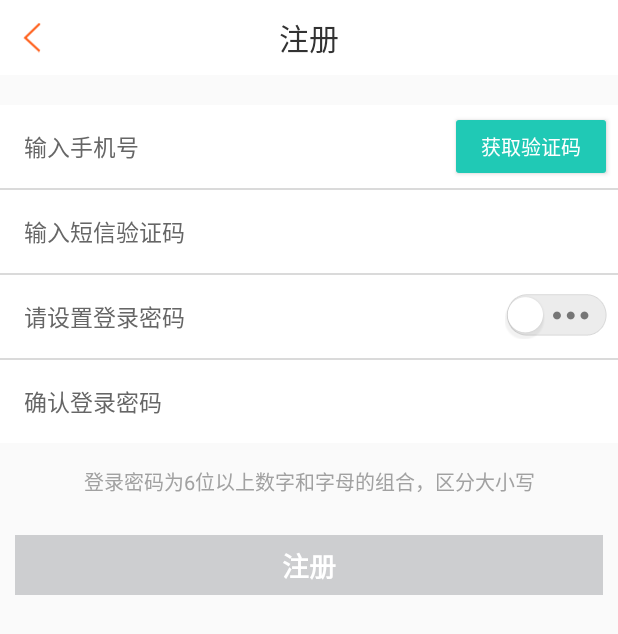
After one commit to xuwab/GroupBuying, an Android app: the RegisterActivity screen opened directly, with no data from a screen before it, on a phone screen of 412 x 824 dp. The commit adds this screen. Shown: the top 634 px of the screen. Run offline under Robolectric (Android 15) with nearby library versions, the phone set to English and light mode, and no system bars; our stand-ins replace ButterKnife.

Commit message:
init the view of register

```diff
--- a/app/src/main/AndroidManifest.xml
+++ b/app/src/main/AndroidManifest.xml
@@ -54,6 +54,7 @@
         <activity android:name=".activity.Detail.DetailActivity2"/>
         <activity android:name=".activity.login.LoginActivity"/>
         <activity android:name=".BmodTest.BmodTest"/>
+        <activity android:name=".activity.register.RegisterActivity"/>
         <service
             android:name="com.baidu.location.f"
             android:enabled="true"
--- a/app/src/main/java/com/naf/groupbuying/activity/login/LoginActivity.java
+++ b/app/src/main/java/com/naf/groupbuying/activity/login/LoginActivity.java
@@ -1,5 +1,6 @@
 package com.naf.groupbuying.activity.login;
 
+import android.content.Intent;
 import android.os.Bundle;
 import android.support.annotation.Nullable;
 import android.support.v7.app.AppCompatActivity;
@@ -21,6 +22,7 @@ import android.widget.Toast;
 
 import com.google.gson.Gson;
 import com.naf.groupbuying.R;
+import com.naf.groupbuying.activity.register.RegisterActivity;
 import com.naf.groupbuying.entity.LoginInfo;
 import com.naf.groupbuying.listner.login.MyEditTextListener;
 import com.naf.groupbuying.nohttp.HttpListner;
@@ -220,7 +222,7 @@ public class LoginActivity extends AppCompatActivity implements HttpListner<Stri
     }
 
     @OnClick({R.id.tv_quick_login, R.id.tv_count_login, R.id.iv_delete_uname, R.id.iv_delete_mobile
-            , R.id.login_btn, R.id.quick_login_btn,R.id.iv_back})
+            , R.id.login_btn, R.id.quick_login_btn,R.id.iv_back,R.id.tv_register})
     public void onClick(View view) {
         switch (view.getId()) {
             case R.id.tv_quick_login:
@@ -276,6 +278,9 @@ public class LoginActivity extends AppCompatActivity implements HttpListner<Stri
             case R.id.iv_back:
                 onBackPressed();
                 break;
+            case R.id.tv_register:
+                startActivity(new Intent(this, RegisterActivity.class));
+                break;
         }
     }
 
--- /dev/null
+++ b/app/src/main/java/com/naf/groupbuying/activity/register/RegisterActivity.java
@@ -0,0 +1,33 @@
+package com.naf.groupbuying.activity.register;
+
+import android.os.Bundle;
+import android.support.annotation.Nullable;
+import android.support.v7.app.AppCompatActivity;
+import android.view.View;
+
+import com.naf.groupbuying.R;
+
+import butterknife.ButterKnife;
+import butterknife.OnClick;
+
+/**
+ * Created by naf on 2016/12/1.
+ */
+
+public class RegisterActivity extends AppCompatActivity {
+    @Override
+    protected void onCreate(@Nullable Bundle savedInstanceState) {
+        super.onCreate(savedInstanceState);
+        setContentView(R.layout.activity_register_view);
+        ButterKnife.bind(this);
+    }
+
+    @OnClick({R.id.iv_back})
+    public void onClick(View view) {
+        switch (view.getId()) {
+            case R.id.iv_back:
+                onBackPressed();
+                break;
+        }
+    }
+}
--- /dev/null
+++ b/app/src/main/res/drawable/login_btn_selector.xml
@@ -0,0 +1,8 @@
+<?xml version="1.0" encoding="utf-8"?>
+<selector
+  xmlns:android="http://schemas.android.com/apk/res/android">
+    <item android:state_pressed="true" android:drawable="@drawable/login_btn_click" />
+    <item android:state_focused="true" android:drawable="@drawable/login_btn_click" />
+    <item android:state_enabled="false" android:drawable="@color/login_unable_bg" />
+    <item android:drawable="@drawable/login_btn_normal" />
+</selector>
--- /dev/null
+++ b/app/src/main/res/layout/activity_register_view.xml
@@ -0,0 +1,245 @@
+<?xml version="1.0" encoding="utf-8"?>
+<LinearLayout
+    xmlns:android="http://schemas.android.com/apk/res/android"
+    android:layout_width="fill_parent"
+    android:layout_height="fill_parent"
+    android:orientation="vertical"
+    android:scrollbars="none">
+
+    <RelativeLayout
+        android:id="@+id/title_bar"
+        style="@style/title_bar_style"
+        android:background="@color/title_bar_color">
+
+        <ImageView
+            android:id="@+id/iv_back"
+            style="@style/left_back_img_style" />
+
+        <TextView
+            android:id="@+id/addrss_name_tv"
+            android:layout_width="wrap_content"
+            android:layout_height="wrap_content"
+            android:layout_centerInParent="true"
+            android:ellipsize="end"
+            android:maxLines="2"
+            android:maxWidth="200.0dip"
+            android:text="注册"
+            android:textColor="@color/title_text_color"
+            android:textSize="20.0sp" />
+    </RelativeLayout>
+
+    <ScrollView
+        android:layout_width="fill_parent"
+        android:layout_height="fill_parent"
+        android:scrollbars="none">
+
+        <LinearLayout
+            android:layout_width="fill_parent"
+            android:layout_height="wrap_content"
+            android:orientation="vertical">
+
+            <LinearLayout
+                android:id="@+id/ll_quick_login"
+                android:layout_width="fill_parent"
+                android:layout_height="wrap_content"
+                android:layout_marginTop="20.0dip"
+                android:background="@color/app_white"
+                android:orientation="vertical"
+                android:visibility="visible">
+
+                <RelativeLayout
+                    android:layout_width="fill_parent"
+                    android:layout_height="wrap_content"
+                    android:background="@color/white"
+                    android:orientation="horizontal"
+                    android:visibility="visible">
+
+                    <Button
+                        android:id="@+id/bt_get_sms_code"
+                        android:layout_width="100.0dip"
+                        android:layout_height="35.0dip"
+                        android:layout_alignParentRight="true"
+                        android:layout_centerVertical="true"
+                        android:layout_marginRight="8.0dip"
+                        android:background="@drawable/round_btn_green_tk_selector"
+                        android:gravity="center"
+                        android:padding="5.0dip"
+                        android:text="获取验证码"
+                        android:textColor="@color/white"
+                        android:textSize="@dimen/size_13" />
+
+                    <EditText
+                        android:id="@+id/et_phone"
+                        android:layout_width="fill_parent"
+                        android:layout_height="wrap_content"
+                        android:layout_alignParentBottom="true"
+                        android:layout_marginRight="5.0dip"
+                        android:layout_toLeftOf="@+id/bt_get_sms_code"
+                        android:background="@null"
+                        android:hint="输入手机号"
+                        android:inputType="phone"
+                        android:padding="16.0dip"
+                        android:scrollHorizontally="true"
+                        android:maxLength="11"
+                        android:singleLine="true"
+                        android:textColorHint="@color/gray"
+                        android:textSize="@dimen/size_15" />
+
+                    <ImageView
+                        android:id="@+id/iv_delete_mobile"
+                        android:layout_width="35.0dip"
+                        android:layout_height="35.0dip"
+                        android:layout_centerVertical="true"
+                        android:layout_toLeftOf="@+id/bt_get_sms_code"
+                        android:scaleType="center"
+                        android:src="@mipmap/delete_username"
+                        android:visibility="gone" />
+                </RelativeLayout>
+
+                <View
+                    android:layout_width="fill_parent"
+                    android:layout_height="1.0dip"
+                    android:background="#ffdadada" />
+
+                <RelativeLayout
+                    android:layout_width="fill_parent"
+                    android:layout_height="wrap_content"
+                    android:background="@color/white">
+
+                    <EditText
+                        android:id="@+id/et_check_code"
+                        android:layout_width="fill_parent"
+                        android:layout_height="wrap_content"
+                        android:layout_centerVertical="true"
+                        android:background="@null"
+                        android:hint="输入短信验证码"
+                        android:padding="16.0dip"
+                        android:scrollHorizontally="true"
+                        android:singleLine="true"
+                        android:textColorHint="@color/gray"
+                        android:textSize="@dimen/size_15" />
+
+                    <ImageView
+                        android:id="@+id/iv_delete_code"
+                        android:layout_width="40.0dip"
+                        android:layout_height="35.0dip"
+                        android:layout_alignParentRight="true"
+                        android:layout_centerVertical="true"
+                        android:scaleType="center"
+                        android:src="@mipmap/delete_username"
+                        android:visibility="gone" />
+                </RelativeLayout>
+
+                <View
+                    android:layout_width="fill_parent"
+                    android:layout_height="1.0dip"
+                    android:background="#ffdadada" />
+
+                <RelativeLayout
+                    android:layout_width="fill_parent"
+                    android:layout_height="wrap_content"
+                    android:background="@color/white">
+
+                    <EditText
+                        android:id="@+id/et_pwd"
+                        android:layout_width="fill_parent"
+                        android:layout_height="wrap_content"
+                        android:layout_alignParentBottom="true"
+                        android:background="@null"
+                        android:hint="请设置登录密码"
+                        android:inputType="textPassword"
+                        android:padding="16.0dip"
+                        android:paddingLeft="12.0dip"
+                        android:scrollHorizontally="true"
+                        android:singleLine="true"
+                        android:text=""
+                        android:textColorHint="@color/gray"
+                        android:textSize="@dimen/size_15" />
+
+                    <CheckBox
+                        android:id="@+id/cb_show_pwd"
+                        android:layout_width="70.0dip"
+                        android:layout_height="40.0dip"
+                        android:layout_alignParentBottom="true"
+                        android:layout_alignParentRight="true"
+                        android:layout_centerVertical="true"
+                        android:layout_marginBottom="3.0dip"
+                        android:layout_marginRight="5.0dip"
+                        android:button="@drawable/hide_pwd_bg_selector" />
+
+                    <ImageView
+                        android:id="@+id/iv_delete_psw"
+                        android:layout_width="45.0dip"
+                        android:layout_height="35.0dip"
+                        android:layout_centerVertical="true"
+                        android:layout_toLeftOf="@+id/cb_show_pwd"
+                        android:scaleType="center"
+                        android:src="@mipmap/delete_username"
+                        android:visibility="gone" />
+                </RelativeLayout>
+
+                <View
+                    android:layout_width="fill_parent"
+                    android:layout_height="1.0dip"
+                    android:background="#ffdadada" />
+
+                <RelativeLayout
+                    android:layout_width="fill_parent"
+                    android:layout_height="wrap_content"
+                    android:background="@color/white">
+
+                    <EditText
+                        android:id="@+id/et_repwd"
+                        android:layout_width="fill_parent"
+                        android:layout_height="wrap_content"
+                        android:layout_centerVertical="true"
+                        android:background="@null"
+                        android:hint="确认登录密码"
+                        android:inputType="textPassword"
+                        android:padding="16.0dip"
+                        android:paddingLeft="12.0dip"
+                        android:scrollHorizontally="true"
+                        android:singleLine="true"
+                        android:text=""
+                        android:textColorHint="@color/gray"
+                        android:textSize="@dimen/size_15" />
+
+                    <ImageView
+                        android:id="@+id/iv_delete_repsw"
+                        android:layout_width="40.0dip"
+                        android:layout_height="35.0dip"
+                        android:layout_alignParentRight="true"
+                        android:layout_centerVertical="true"
+                        android:scaleType="center"
+                        android:src="@mipmap/delete_username"
+                        android:visibility="gone" />
+                </RelativeLayout>
+            </LinearLayout>
+
+            <TextView
+                android:layout_width="fill_parent"
+                android:layout_height="wrap_content"
+                android:layout_marginTop="10.0dip"
+                android:gravity="center"
+                android:padding="5.0dip"
+                android:text="@string/login_hint"
+                android:textColor="@color/my_gray_textColor"
+                android:textSize="@dimen/size_13" />
+
+            <Button
+                android:id="@+id/bt_get_check_code"
+                android:layout_width="fill_parent"
+                android:layout_height="40.0dip"
+                android:layout_marginLeft="10.0dip"
+                android:layout_marginRight="10.0dip"
+                android:layout_marginTop="20.0dip"
+                android:background="@drawable/login_btn_selector"
+                android:enabled="false"
+                android:text="注册"
+                android:textColor="@color/white"
+                android:textSize="18.0sp"
+                android:textStyle="bold"
+                android:visibility="visible" />
+        </LinearLayout>
+    </ScrollView>
+</LinearLayout>
--- a/app/src/main/res/values/colors.xml
+++ b/app/src/main/res/values/colors.xml
@@ -20,6 +20,14 @@
     <color name="color_f6">#fff6f6f6</color>
     <color name="green">#009688</color>
     <color name="orange">#ffff6900</color>
+
+    <!-- item -->
+    <color name="color_ac">#ffacacac</color>
+    <color name="color_39">#ff393939</color>
+    <color name="textColor_a0">#ffa0a0a0</color>
+    <color name="listview_driver_color">#ffd8d8d8</color>
+    <color name="lashou_price_color">#ffff4b04</color>
+    <color name="my_gray_textColor">#ffa1a1a1</color>
 
 
     <!--首页-->
--- a/app/src/main/res/values/strings.xml
+++ b/app/src/main/res/values/strings.xml
@@ -14,4 +14,13 @@
     <string name="pword_hint">密码</string>
     <string name="check_code_hint">验证码</string>
     <string name="union_login">使用合作网站账号登录</string>
+
+    <!-- 注册界面 -->
+    <string name="login_hint">登录密码为6位以上数字和字母的组合，区分大小写</string>
+    <string name="title_activity_neay_by_map">NeayByMapActivity</string>
+    <string name="title_activity_web">WebActivity</string>
+    <string name="title_activity_movie_list">MovieListActivity</string>
+    <string name="title_activity_blank_web">BlankWebActivity</string>
+    <string name="title_activity_daily_recommend">DailyRecommendActivity</string>
+    <string name="title_activity_switch_city">SwitchCityActivity</string>
 </resources>
--- a/app/src/main/res/values/styles.xml
+++ b/app/src/main/res/values/styles.xml
@@ -46,4 +46,13 @@
         <item name="android:layout_alignParentRight">true</item>
         <item name="android:layout_centerVertical">true</item>
     </style>
+
+    <!-- 子界面 -->
+    <style name="title_bar_style">
+        <item name="android:background">@color/title_bar_color</item>
+        <item name="android:paddingLeft">0.0dip</item>
+        <item name="android:paddingRight">0.0dip</item>
+        <item name="android:layout_width">fill_parent</item>
+        <item name="android:layout_height">50.0dip</item>
+    </style>
 </resources>
```
Also changed, not shown: app/src/main/res/drawable/login_btn_click.9.png (added), app/src/main/res/drawable/login_btn_normal.9.png (added).
